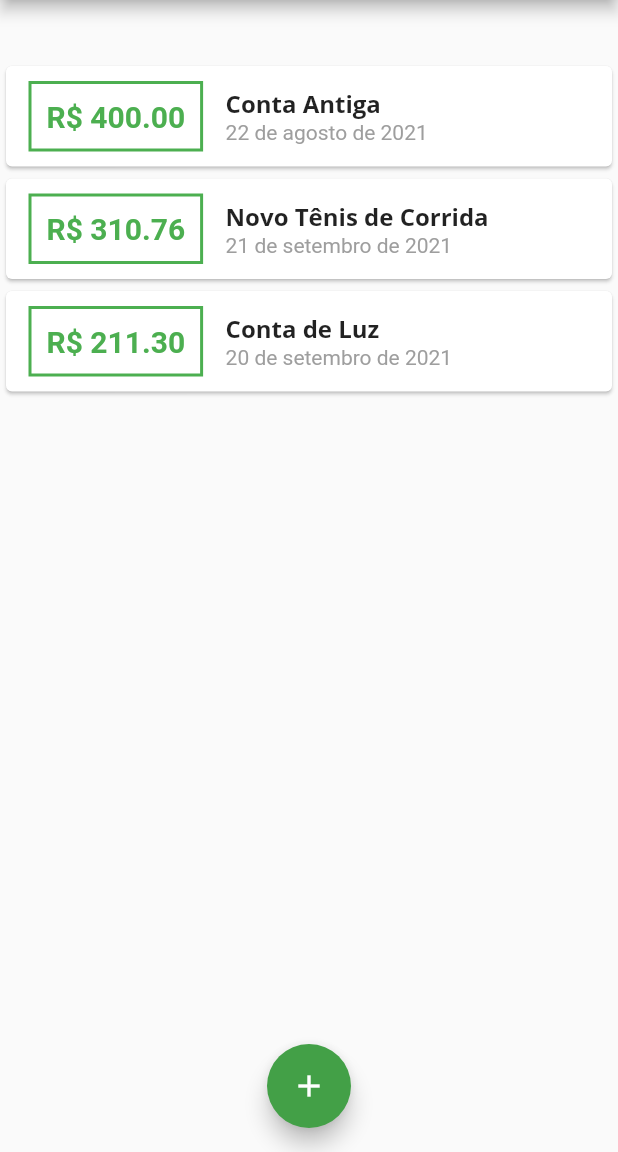
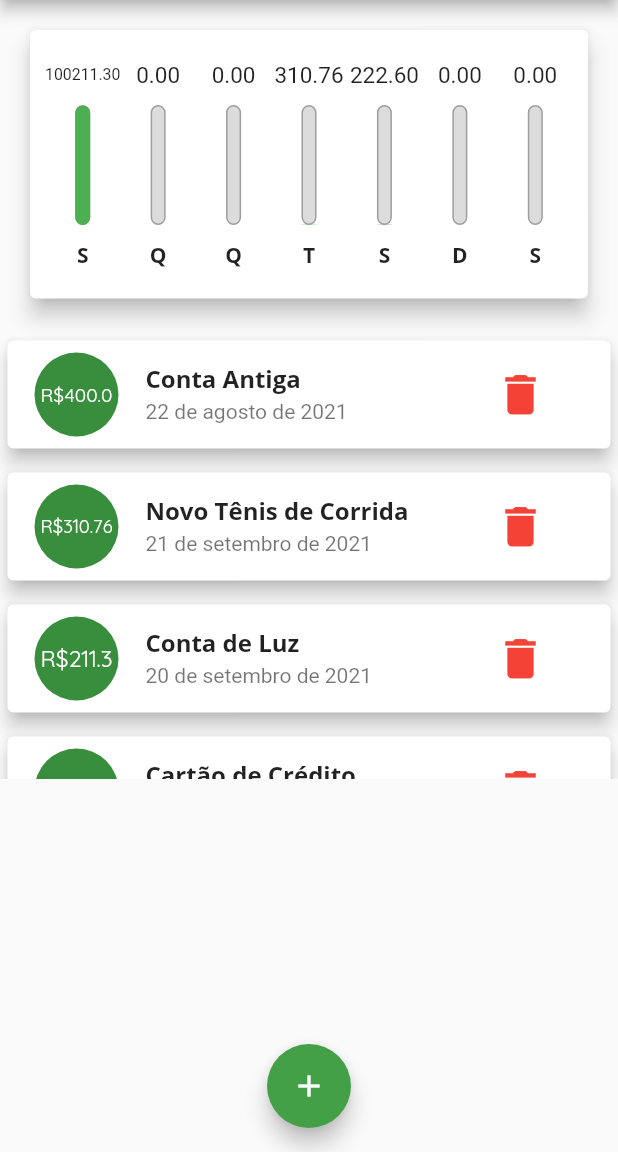
Before and after one commit to Bernardo-Junior/ExpenseApp, a Flutter app: the screen it shows after launch, on a phone screen of 412 x 824 dp, the part 84-1236 px from its top. Run offline on Flutter 3.47's test engine with Material 2 defaults, Android fonts, the phone set to English and light mode, and no system bars.

Commit message:
chore: formatando gráfico e adicionando ListTile para organização das informações na lista de despesas

```diff
--- a/lib/components/chart.dart
+++ b/lib/components/chart.dart
@@ -1,3 +1,4 @@
+import 'package:expenses/components/chart_bar.dart';
 import 'package:expenses/models/transaction.dart';
 import 'package:flutter/material.dart';
 import '../models/transaction.dart';
@@ -25,8 +26,6 @@ class Chart extends StatelessWidget {
           totalSum += recentTransaction[i].value;
         }
       }
-      print(DateFormat.E('pt_Br').format(weekDay)[0].toUpperCase());
-      print(totalSum);
 
       return {
         'day': DateFormat.E('pt_Br').format(weekDay)[0],
@@ -35,14 +34,33 @@ class Chart extends StatelessWidget {
     });
   }
 
+  double get _weekTotalValue {
+    return groupedTransactions.fold(0.0, (sum, tr) {
+      return sum + (tr['value'] as double);
+    });
+  }
+
   @override
   Widget build(BuildContext context) {
-    groupedTransactions;
     return Card(
       elevation: 6,
       margin: const EdgeInsets.all(20),
-      child: Row(
-        children: [],
+      child: Padding(
+        padding: const EdgeInsets.all(10.0),
+        child: Row(
+          mainAxisAlignment: MainAxisAlignment.spaceAround,
+          crossAxisAlignment: CrossAxisAlignment.end,
+          children: groupedTransactions.map((tr) {
+            return Flexible(
+              fit: FlexFit.tight,
+              child: CharBar(
+                label: tr['day'].toString(),
+                value: (tr['value'] as double),
+                percentage: (tr['value'] as double) / _weekTotalValue,
+              ),
+            );
+          }).toList(),
+        ),
       ),
     );
   }
--- /dev/null
+++ b/lib/components/chart_bar.dart
@@ -0,0 +1,76 @@
+import 'package:flutter/material.dart';
+import 'package:flutter/widgets.dart';
+
+class CharBar extends StatelessWidget {
+  final String? label;
+  final double? value;
+  final double? percentage;
+
+  CharBar({
+    this.label,
+    this.value,
+    this.percentage,
+  });
+
+  @override
+  Widget build(BuildContext context) {
+    return Column(
+      crossAxisAlignment: CrossAxisAlignment.center,
+      mainAxisAlignment: MainAxisAlignment.end,
+      children: [
+        const SizedBox(
+          height: 10,
+        ),
+        Container(
+          height: 20,
+          child: FittedBox(
+            child: Text(
+              value!.toStringAsFixed(2),
+              style: TextStyle(fontSize: 3),
+            ),
+          ),
+        ),
+        Container(
+          height: 80,
+          width: 10,
+          margin: const EdgeInsets.all(10),
+          child: Stack(
+            alignment: Alignment.bottomCenter,
+            children: [
+              Container(
+                decoration: BoxDecoration(
+                  border: Border.all(
+                    color: Colors.grey,
+                    width: 1.0,
+                  ),
+                  color: const Color.fromRGBO(220, 220, 220, 1),
+                  borderRadius: BorderRadius.circular(5),
+                ),
+              ),
+              FractionallySizedBox(
+                heightFactor: percentage,
+                child: Container(
+                  decoration: BoxDecoration(
+                    color: Theme.of(context).primaryColor,
+                    borderRadius: BorderRadius.circular(5),
+                  ),
+                ),
+              ),
+            ],
+          ),
+        ),
+        Text(
+          label!.toUpperCase(),
+          style: const TextStyle(
+            fontWeight: FontWeight.bold,
+            fontFamily: 'OpenSans',
+          ),
+          textAlign: TextAlign.end,
+        ),
+        const SizedBox(
+          height: 10,
+        )
+      ],
+    );
+  }
+}
--- a/lib/components/transaction_list.dart
+++ b/lib/components/transaction_list.dart
@@ -39,53 +39,37 @@ class TransactionList extends StatelessWidget {
               itemBuilder: (ctx, index) {
                 final tr = transactions[index];
                 return Card(
-                  child: Row(
-                    children: [
-                      Container(
+                  elevation: 5,
                   margin: const EdgeInsets.symmetric(
-                          horizontal: 15.0,
-                          vertical: 10.0,
+                    vertical: 8,
+                    horizontal: 5,
                   ),
-                        decoration: BoxDecoration(
-                          border: Border.all(
-                            color: Theme.of(context).primaryColor,
-                            width: 2,
-                          ),
-                        ),
-                        padding: const EdgeInsets.all(10),
-                        child: Text(
-                          'R\$ ${tr.value.toStringAsFixed(2)}',
-                          style: TextStyle(
-                            fontWeight: FontWeight.bold,
-                            fontSize: 20,
-                            color: Theme.of(context).primaryColor,
+                  child: ListTile(
+                      leading: CircleAvatar(
+                        radius: 30,
+                        child: Padding(
+                          padding: const EdgeInsets.all(6.0),
+                          child: FittedBox(
+                            child: Text('R\$${tr.value}'),
                           ),
                         ),
                       ),
-                      Column(
-                        crossAxisAlignment: CrossAxisAlignment.start,
-                        children: [
-                          Text(
+                      title: Text(
                         tr.title,
                         style: Theme.of(context).textTheme.bodyText1,
-                            // style: const TextStyle(
-                            //   fontSize: 16,
-                            //   fontWeight: FontWeight.bold,
-                            // ),
                       ),
-                          Text(
-                            DateFormat(
-                              DateFormat.YEAR_MONTH_DAY,
-                              'pt_Br',
-                            ).format(tr.date),
-                            style: const TextStyle(
-                              color: Colors.grey,
+                      subtitle: Text(
+                        DateFormat(DateFormat.YEAR_MONTH_DAY, 'pt_BR')
+                            .format(tr.date),
                       ),
+                      trailing: FlatButton(
+                        child: const Icon(
+                          Icons.delete,
+                          color: Colors.red,
+                          size: 35,
                         ),
-                        ],
-                      )
-                    ],
-                  ),
+                        onPressed: () {},
+                      )),
                 );
               },
             ),
--- a/lib/main.dart
+++ b/lib/main.dart
@@ -69,6 +69,18 @@ class _MyHomePageState extends State<MyHomePage> {
       value: 211.30,
       date: DateTime.now().subtract(const Duration(days: 4)),
     ),
+    Transaction(
+      id: 't3',
+      title: 'Cartão de Crédito',
+      value: 100211.30,
+      date: DateTime.now().subtract(const Duration(days: 0)),
+    ),
+    Transaction(
+      id: 't4',
+      title: 'lanche',
+      value: 11.30,
+      date: DateTime.now().subtract(const Duration(days: 4)),
+    ),
   ];
 
   List<Transaction> get _recentTransactions {
```
Lines whose indentation alone changed are shown as unchanged.
